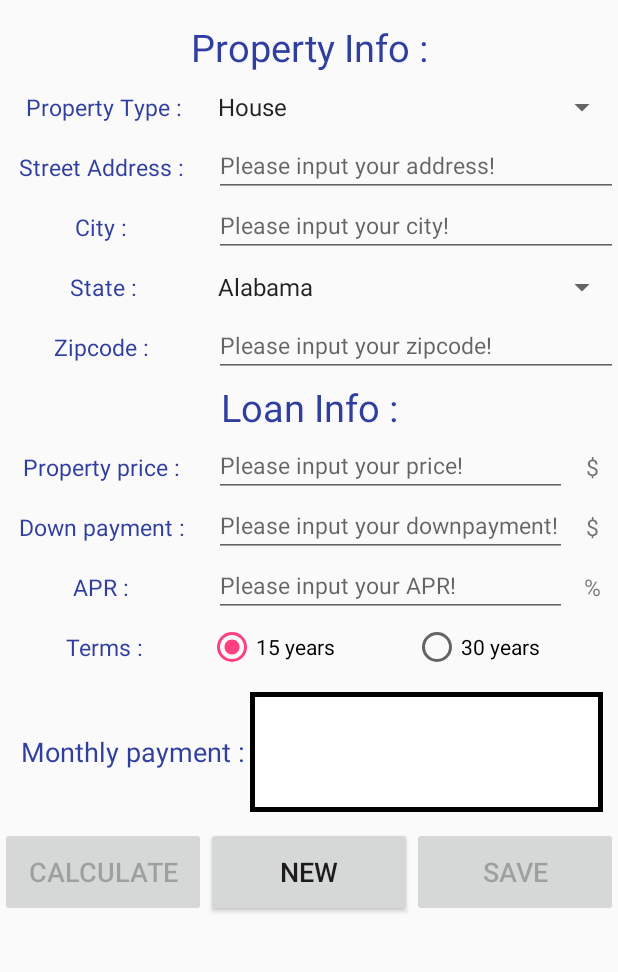
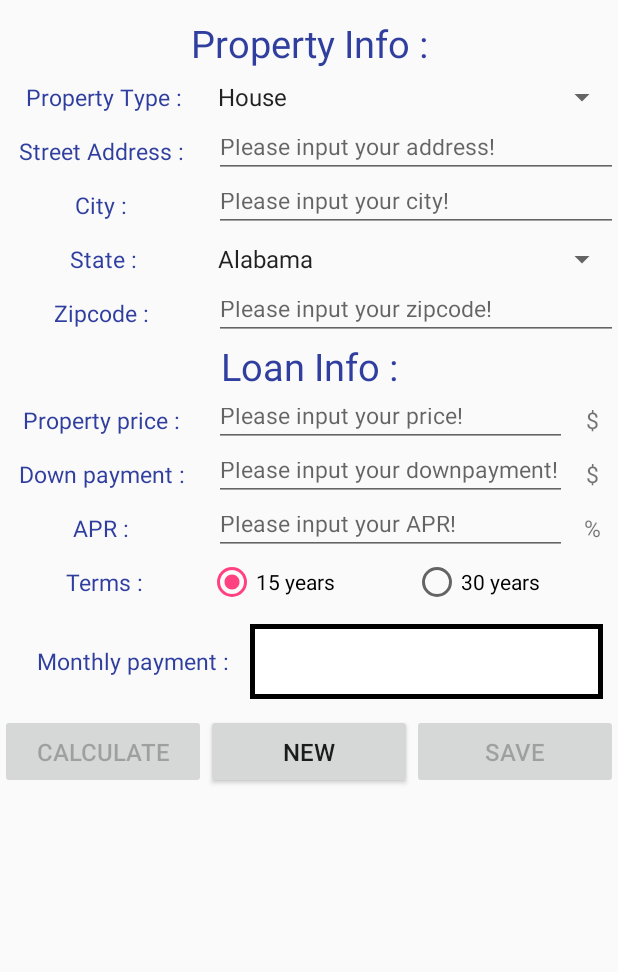
Before and after one commit to Adamkzh/Mortagage_Calculator, an Android app: the screen it shows after launch (MainActivity), on a phone screen of 412 x 824 dp, the part 58-1030 px from its top. Run offline under Robolectric (Android 15) with nearby library versions, the phone set to English and light mode, and no system bars.

Commit message:
sqlite side all set

```diff
--- a/app/build.gradle
+++ b/app/build.gradle
@@ -27,5 +27,6 @@ dependencies {
     testImplementation 'junit:junit:4.12'
     androidTestImplementation 'com.android.support.test:runner:1.0.1'
     androidTestImplementation 'com.android.support.test.espresso:espresso-core:3.0.1'
-    implementation 'com.google.android.gms:play-services-maps:12.0.0'
+    implementation 'com.google.android.gms:play-services-maps:11.0.0'
+    compile 'com.google.android.gms:play-services-maps:11.0.0'
 }
--- a/app/src/main/AndroidManifest.xml
+++ b/app/src/main/AndroidManifest.xml
@@ -36,11 +36,11 @@
         -->
         <meta-data
             android:name="com.google.android.geo.API_KEY"
-            android:value="@string/google_maps_key" />
+            android:value="AIzaSyB4c9RcLvveE_Q7H0ZSXeKFBmVCBg2i15I" />
 
         <activity
             android:name=".MapsActivity"
-            android:label="@string/title_activity_maps"></activity>
+            android:label="@string/title_activity_maps"/>
 
         <activity android:name=".ListDataActivity"/>
     </application>
--- a/app/src/main/java/com/example/adam/test/DatabaseHelper.java
+++ b/app/src/main/java/com/example/adam/test/DatabaseHelper.java
@@ -74,12 +74,34 @@ public class DatabaseHelper extends SQLiteOpenHelper {
         }
     }
 
-    public Cursor getData() {
+    public Cursor getAllData() {
         SQLiteDatabase db = this.getWritableDatabase();
         String query = "SELECT * FROM " + TABLE_NAME;
         Cursor data = db.rawQuery(query, null);
         return data;
     }
+
+    public Cursor getRecord(String address) {
+        SQLiteDatabase db = this.getWritableDatabase();
+        String query = "SELECT * FROM " + TABLE_NAME + " WHERE " + COL0 + "= '" + address + "'";
+        Cursor data = db.rawQuery(query, null);
+        return data;
+    }
+//
+//    public String getEmployeeName(String empNo) {
+//        Cursor cursor = null;
+//        String empName = "";
+//        try {
+//            cursor = SQLiteDatabaseInstance_.rawQuery("SELECT EmployeeName FROM Employee WHERE EmpNo=?", new String[] {empNo + ""});
+//            if(cursor.getCount() > 0) {
+//                cursor.moveToFirst();
+//                empName = cursor.getString(cursor.getColumnIndex("EmployeeName"));
+//            }
+//            return empName;
+//        }finally {
+//            cursor.close();
+//        }
+//    }
 
 
     public void clearDatabase() {
@@ -88,4 +110,10 @@ public class DatabaseHelper extends SQLiteOpenHelper {
         db.execSQL(clearDBQuery);
     }
 
+    public void deleteRow(String address) {
+        SQLiteDatabase db = this.getWritableDatabase();
+        db.execSQL("DELETE FROM "+TABLE_NAME+" WHERE " + COL0 + "= '" + address + "'");
+    }
+
+
 }
--- a/app/src/main/java/com/example/adam/test/ListDataActivity.java
+++ b/app/src/main/java/com/example/adam/test/ListDataActivity.java
@@ -12,6 +12,7 @@ import android.widget.ListAdapter;
 import android.widget.ListView;
 import android.util.Log;
 import java.util.ArrayList;
+import android.widget.Toast;
 
 /**
  * Created by Forrest on 3/26/18.
@@ -24,6 +25,7 @@ public class ListDataActivity extends AppCompatActivity {
     DatabaseHelper mydb = new DatabaseHelper(this);
 
     Button clearButton;
+    Button delButton;
 
     private ListView mListView;
 
@@ -34,6 +36,7 @@ public class ListDataActivity extends AppCompatActivity {
 
         mListView = (ListView) findViewById(R.id.listView);
         populateListView();
+
         clearButton = (Button) findViewById(R.id.bt_clear);
         clearButton.setOnClickListener(new View.OnClickListener() {
             @Override
@@ -41,15 +44,33 @@ public class ListDataActivity extends AppCompatActivity {
                 mydb.clearDatabase();
             }
         });
+        delButton = (Button) findViewById(R.id.bt_del);
+        delButton.setOnClickListener(new View.OnClickListener() {
+            @Override
+            public void onClick(View v) {
+                mydb.deleteRow("1279 38 th Ave");
+                Toast.makeText(getApplicationContext(),"Good",Toast.LENGTH_SHORT).show();
+            }
+        });
     }
 
     private void populateListView() {
         Log.d(TAG, "populateListView: Displaying data in the ListView.");
         ArrayList<String> listData = new ArrayList<>();
-        Cursor data = mydb.getData();
+//        Cursor data = mydb.getAllData();
+        Cursor data = mydb.getRecord("1279 38 th Ave");
 
         while(data.moveToNext()){
             listData.add(data.getString(0));
+            listData.add(data.getString(1));
+            listData.add(data.getString(2));
+            listData.add(data.getString(3));
+            listData.add(data.getString(4));
+            listData.add(data.getString(5));
+            listData.add(data.getString(6));
+            listData.add(data.getString(7));
+            listData.add(data.getString(8));
+            listData.add(data.getString(9));
         }
 
         ListAdapter adapter = new ArrayAdapter<>(this, android.R.layout.simple_list_item_1, listData);
--- a/app/src/main/res/layout/fragment_calculator.xml
+++ b/app/src/main/res/layout/fragment_calculator.xml
@@ -20,7 +20,7 @@
 
                 <TextView
                     android:layout_width="0dp"
-                    android:layout_height="40dp"
+                    android:layout_height="35dp"
                     android:layout_weight="1"
                     android:textSize="25sp"
                     android:textColor="@color/colorPrimaryDark"
@@ -36,7 +36,7 @@
 
                 <TextView
                     android:layout_width="0dp"
-                    android:layout_height="40dp"
+                    android:layout_height="36dp"
                     android:layout_weight="1"
                     android:textSize="15sp"
                     android:textColor="@color/colorPrimaryDark"
@@ -47,7 +47,7 @@
                 <Spinner
                     android:id="@+id/house_type_spinner"
                     android:layout_width="0dp"
-                    android:layout_height="40dp"
+                    android:layout_height="36dp"
                     android:layout_weight="2" />
 
             </TableRow>
@@ -58,7 +58,7 @@
 
                 <TextView
                     android:layout_width="0dp"
-                    android:layout_height="40dp"
+                    android:layout_height="36dp"
                     android:layout_weight="1"
                     android:textSize="15sp"
                     android:textColor="@color/colorPrimaryDark"
@@ -69,7 +69,7 @@
                 <EditText
                     android:id="@+id/show_address"
                     android:layout_width="0dp"
-                    android:layout_height="40dp"
+                    android:layout_height="36dp"
                     android:layout_weight="2"
                     android:textSize="15sp"
                     android:layout_marginLeft="8dp"
@@ -85,7 +85,7 @@
 
                 <TextView
                     android:layout_width="0dp"
-                    android:layout_height="40dp"
+                    android:layout_height="36dp"
                     android:layout_weight="1"
                     android:textSize="15sp"
                     android:textColor="@color/colorPrimaryDark"
@@ -96,7 +96,7 @@
                 <EditText
                     android:id="@+id/show_city"
                     android:layout_width="0dp"
-                    android:layout_height="40dp"
+                    android:layout_height="36dp"
                     android:layout_weight="2"
                     android:textSize="15sp"
                     android:layout_marginLeft="8dp"
@@ -112,7 +112,7 @@
 
                 <TextView
                     android:layout_width="0dp"
-                    android:layout_height="40dp"
+                    android:layout_height="36dp"
                     android:layout_weight="1"
                     android:textSize="15sp"
                     android:textColor="@color/colorPrimaryDark"
@@ -123,7 +123,7 @@
                 <Spinner
                     android:id="@+id/state_type_spinner"
                     android:layout_width="0dp"
-                    android:layout_height="40dp"
+                    android:layout_height="36dp"
                     android:layout_weight="2" />
 
             </TableRow>
@@ -134,7 +134,7 @@
 
                 <TextView
                     android:layout_width="0dp"
-                    android:layout_height="40dp"
+                    android:layout_height="36dp"
                     android:layout_weight="1"
                     android:textSize="15sp"
                     android:textColor="@color/colorPrimaryDark"
@@ -145,7 +145,7 @@
                 <EditText
                     android:id="@+id/show_zip"
                     android:layout_width="0dp"
-                    android:layout_height="40dp"
+                    android:layout_height="36dp"
                     android:layout_weight="2"
                     android:layout_marginLeft="8dp"
                     android:textSize="15sp"
@@ -161,7 +161,7 @@
 
                 <TextView
                     android:layout_width="0dp"
-                    android:layout_height="40dp"
+                    android:layout_height="35dp"
                     android:layout_weight="1"
                     android:textSize="25sp"
                     android:textColor="@color/colorPrimaryDark"
@@ -177,7 +177,7 @@
 
                 <TextView
                     android:layout_width="0dp"
-                    android:layout_height="40dp"
+                    android:layout_height="36dp"
                     android:layout_weight="4"
                     android:textSize="15sp"
                     android:textColor="@color/colorPrimaryDark"
@@ -188,7 +188,7 @@
                 <EditText
                     android:id="@+id/show_price"
                     android:layout_width="0dp"
-                    android:layout_height="40dp"
+                    android:layout_height="36dp"
                     android:layout_weight="7"
                     android:layout_marginLeft="8dp"
                     android:textSize="15sp"
@@ -198,7 +198,7 @@
 
                 <TextView
                     android:layout_width="0dp"
-                    android:layout_height="40dp"
+                    android:layout_height="36dp"
                     android:layout_weight="1"
                     android:textSize="15sp"
                     android:gravity="center"
@@ -213,7 +213,7 @@
 
                 <TextView
                     android:layout_width="0dp"
-                    android:layout_height="40dp"
+                    android:layout_height="36dp"
                     android:layout_weight="4"
                     android:textSize="15sp"
                     android:textColor="@color/colorPrimaryDark"
@@ -224,7 +224,7 @@
                 <EditText
                     android:id="@+id/show_downpayment"
                     android:layout_width="0dp"
-                    android:layout_height="40dp"
+                    android:layout_height="36dp"
                     android:layout_weight="7"
                     android:layout_marginLeft="8dp"
                     android:textSize="15sp"
@@ -234,7 +234,7 @@
 
                 <TextView
                     android:layout_width="0dp"
-                    android:layout_height="40dp"
+                    android:layout_height="36dp"
                     android:layout_weight="1"
                     android:textSize="15sp"
                     android:gravity="center"
@@ -249,7 +249,7 @@
 
                 <TextView
                     android:layout_width="0dp"
-                    android:layout_height="40dp"
+                    android:layout_height="36dp"
                     android:layout_weight="4"
                     android:textSize="15sp"
                     android:textColor="@color/colorPrimaryDark"
@@ -260,7 +260,7 @@
                 <EditText
                     android:id="@+id/show_apr"
                     android:layout_width="0dp"
-                    android:layout_height="40dp"
+                    android:layout_height="36dp"
                     android:layout_weight="7"
                     android:layout_marginLeft="8dp"
                     android:textSize="15sp"
@@ -270,7 +270,7 @@
 
                 <TextView
                     android:layout_width="0dp"
-                    android:layout_height="40dp"
+                    android:layout_height="36dp"
                     android:layout_weight="1"
                     android:textSize="15sp"
                     android:gravity="center"
@@ -285,7 +285,7 @@
 
                 <TextView
                     android:layout_width="0dp"
-                    android:layout_height="40dp"
+                    android:layout_height="36dp"
                     android:layout_weight="4"
                     android:textSize="15sp"
                     android:textColor="@color/colorPrimaryDark"
@@ -326,9 +326,9 @@
 
                 <TextView
                     android:layout_width="0dp"
-                    android:layout_height="80dp"
+                    android:layout_height="50dp"
                     android:layout_weight="2"
-                    android:textSize="18sp"
+                    android:textSize="15sp"
                     android:textColor="@color/colorPrimaryDark"
                     android:gravity="center"
                     android:text="Monthly payment :"
@@ -337,7 +337,7 @@
                 <EditText
                     android:id="@+id/result_text"
                     android:layout_width="0dp"
-                    android:layout_height="80dp"
+                    android:layout_height="50dp"
                     android:layout_weight="3"
                     android:textSize="20sp"
                     android:padding="10dp"
@@ -363,8 +363,8 @@
                 <Button
                     android:layout_width="0dp"
                     android:layout_weight="1"
-                    android:layout_height="60dp"
-                    android:textSize="18sp"
+                    android:layout_height="50dp"
+                    android:textSize="16sp"
                     android:text="Calculate"
                     android:enabled="false"
                     android:id="@+id/do_calculate" />
@@ -372,16 +372,16 @@
                 <Button
                     android:layout_width="0dp"
                     android:layout_weight="1"
-                    android:layout_height="60dp"
-                    android:textSize="18sp"
+                    android:layout_height="50dp"
+                    android:textSize="16sp"
                     android:text="New"
                     android:id="@+id/new_calculate" />
 
                 <Button
                     android:layout_width="0dp"
                     android:layout_weight="1"
-                    android:layout_height="60dp"
-                    android:textSize="18sp"
+                    android:layout_height="50dp"
+                    android:textSize="16sp"
                     android:text="Save"
                     android:enabled="false"
                     android:id="@+id/save_result" />
--- a/app/src/main/res/layout/list_layout.xml
+++ b/app/src/main/res/layout/list_layout.xml
@@ -11,6 +11,12 @@
         android:layout_height="wrap_content"
         android:text="Clear"/>
 
+    <Button
+        android:id="@+id/bt_del"
+        android:layout_width="wrap_content"
+        android:layout_height="wrap_content"
+        android:text="delete"/>
+
     <ListView
         android:layout_width="match_parent"
         android:layout_height="match_parent"
```
